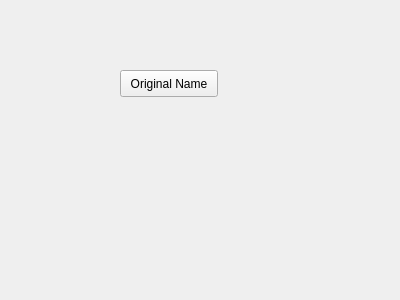
Above: mob_manip_gui/resource/MyPlugin.ui from qboticslabs/mobilemanipulationchallenge2018 before the change. Below: the same form after it.
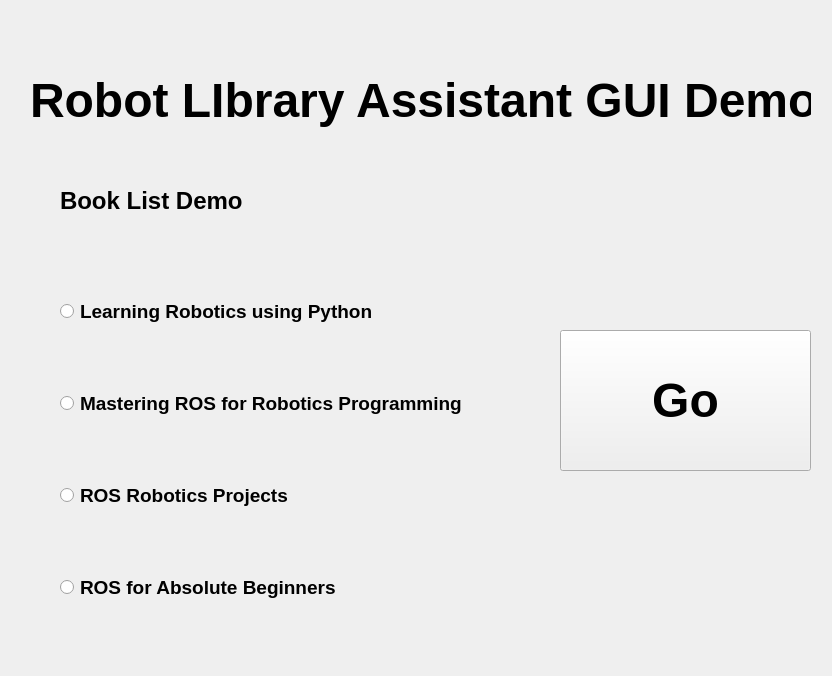
That is the form after the change.

```diff
--- a/mob_manip_gui/resource/MyPlugin.ui
+++ b/mob_manip_gui/resource/MyPlugin.ui
@@ -6,24 +6,140 @@
    <rect>
     <x>0</x>
     <y>0</y>
-    <width>400</width>
-    <height>300</height>
+    <width>832</width>
+    <height>676</height>
    </rect>
   </property>
   <property name="windowTitle">
    <string>Form</string>
   </property>
-  <widget class="QPushButton" name="Test">
+  <widget class="QLabel" name="label">
    <property name="geometry">
     <rect>
-     <x>120</x>
-     <y>70</y>
-     <width>98</width>
-     <height>27</height>
+     <x>30</x>
+     <y>30</y>
+     <width>781</width>
+     <height>141</height>
     </rect>
    </property>
+   <property name="font">
+    <font>
+     <pointsize>36</pointsize>
+     <weight>75</weight>
+     <italic>false</italic>
+     <bold>true</bold>
+    </font>
+   </property>
    <property name="text">
-    <string>Original Name</string>
+    <string>Robot LIbrary Assistant GUI Demo</string>
+   </property>
+  </widget>
+  <widget class="QLabel" name="label_2">
+   <property name="geometry">
+    <rect>
+     <x>60</x>
+     <y>190</y>
+     <width>241</width>
+     <height>21</height>
+    </rect>
+   </property>
+   <property name="font">
+    <font>
+     <pointsize>18</pointsize>
+     <weight>75</weight>
+     <bold>true</bold>
+    </font>
+   </property>
+   <property name="text">
+    <string>Book List Demo</string>
+   </property>
+  </widget>
+  <widget class="QWidget" name="verticalLayoutWidget">
+   <property name="geometry">
+    <rect>
+     <x>60</x>
+     <y>240</y>
+     <width>471</width>
+     <height>421</height>
+    </rect>
+   </property>
+   <layout class="QVBoxLayout" name="verticalLayout">
+    <item>
+     <widget class="QRadioButton" name="radioButton">
+      <property name="font">
+       <font>
+        <pointsize>14</pointsize>
+        <weight>75</weight>
+        <bold>true</bold>
+       </font>
+      </property>
+      <property name="text">
+       <string>Learning Robotics using Python</string>
+      </property>
+     </widget>
+    </item>
+    <item>
+     <widget class="QRadioButton" name="radioButton_2">
+      <property name="font">
+       <font>
+        <pointsize>14</pointsize>
+        <weight>75</weight>
+        <bold>true</bold>
+       </font>
+      </property>
+      <property name="text">
+       <string>Mastering ROS for Robotics Programming</string>
+      </property>
+     </widget>
+    </item>
+    <item>
+     <widget class="QRadioButton" name="radioButton_3">
+      <property name="font">
+       <font>
+        <pointsize>14</pointsize>
+        <weight>75</weight>
+        <bold>true</bold>
+       </font>
+      </property>
+      <property name="text">
+       <string>ROS Robotics Projects</string>
+      </property>
+     </widget>
+    </item>
+    <item>
+     <widget class="QRadioButton" name="radioButton_4">
+      <property name="font">
+       <font>
+        <pointsize>14</pointsize>
+        <weight>75</weight>
+        <bold>true</bold>
+       </font>
+      </property>
+      <property name="text">
+       <string>ROS for Absolute Beginners</string>
+      </property>
+     </widget>
+    </item>
+   </layout>
+  </widget>
+  <widget class="QPushButton" name="pushButton">
+   <property name="geometry">
+    <rect>
+     <x>560</x>
+     <y>330</y>
+     <width>251</width>
+     <height>141</height>
+    </rect>
+   </property>
+   <property name="font">
+    <font>
+     <pointsize>36</pointsize>
+     <weight>75</weight>
+     <bold>true</bold>
+    </font>
+   </property>
+   <property name="text">
+    <string>Go</string>
    </property>
   </widget>
  </widget>
```
Left out of the diff: 2 changed lines with no effect on the pictures.
